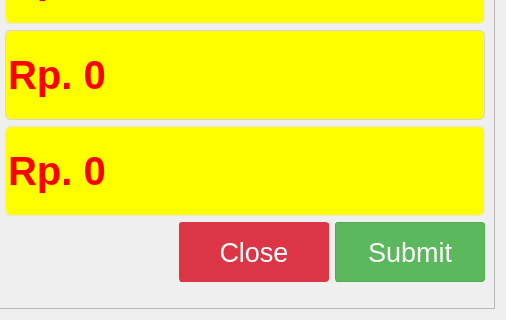
Qt form ui/payment_transactions_dialog.ui (michael-halim/pos) before a commit; both pictures show x 252 to 758 and y 103 to 423 of the 758 by 423 pixel window.
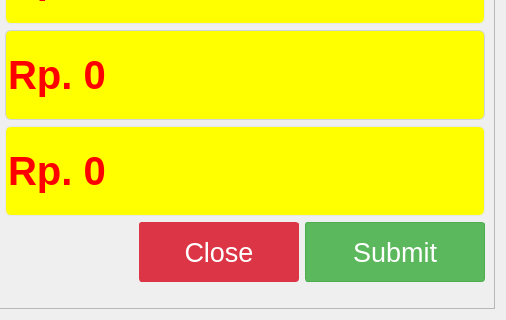
The same form after that commit. Icons and pictures are not drawn.

The edit to the form file:
```diff
--- a/ui/payment_transactions_dialog.ui
+++ b/ui/payment_transactions_dialog.ui
@@ -468,7 +468,7 @@
            <widget class="QPushButton" name="close_payment_transaction_dialog_button">
             <property name="minimumSize">
              <size>
-              <width>150</width>
+              <width>160</width>
               <height>60</height>
              </size>
             </property>
@@ -507,7 +507,7 @@
            <widget class="QPushButton" name="submit_payment_transcations_button">
             <property name="minimumSize">
              <size>
-              <width>150</width>
+              <width>180</width>
               <height>60</height>
              </size>
             </property>
```
